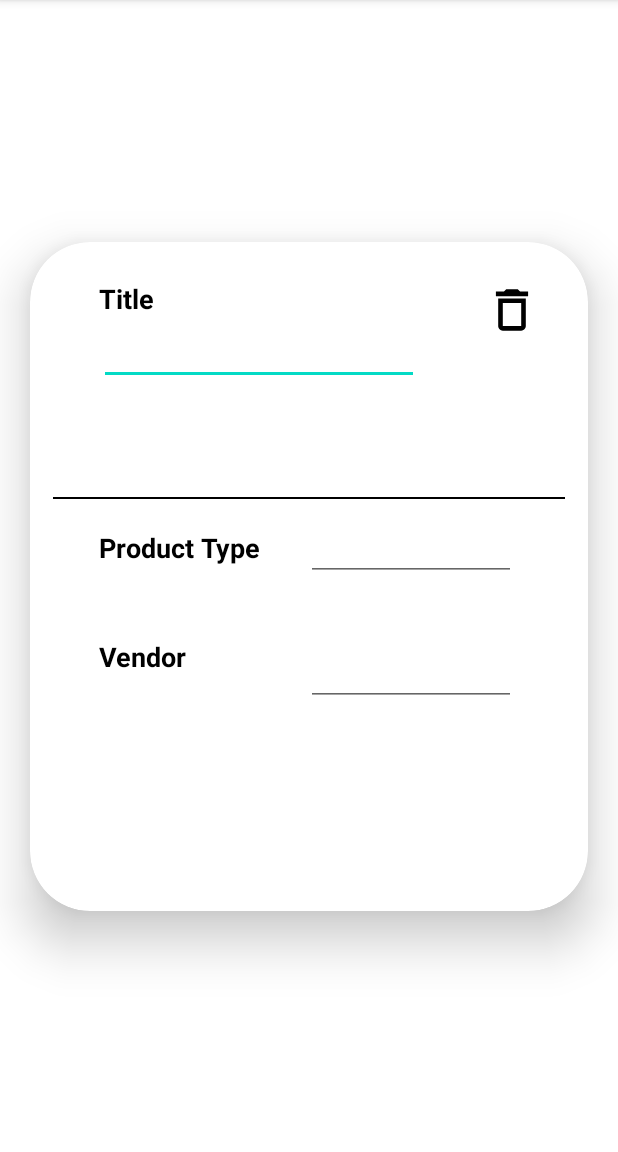
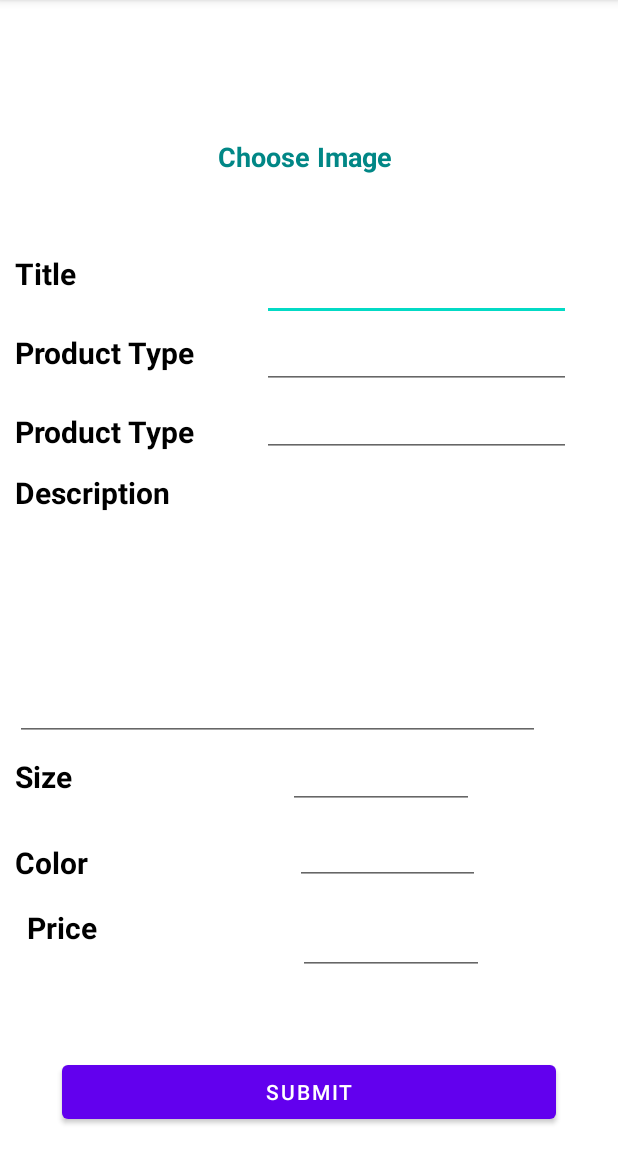
Before and after one commit to AyaHassanAbdelghany/Saw2na-Admin, an Android app: the AddNewProductActivity screen opened directly, with no data from a screen before it, on a phone screen of 412 x 824 dp, the part 84-1236 px from its top. Run offline under Robolectric (Android 15) with nearby library versions, the phone set to English and light mode, and no system bars; network calls fail; pictures from the network do not load.

Commit message:
add product admin

```diff
--- a/app/build.gradle
+++ b/app/build.gradle
@@ -63,4 +63,7 @@ dependencies {
     //ViewModel
     implementation 'androidx.lifecycle:lifecycle-extensions:2.2.0'
     implementation 'androidx.lifecycle:lifecycle-viewmodel-ktx:2.4.1'
+
+    //glide
+    implementation 'com.github.bumptech.glide:glide:4.11.0'
 }
--- a/app/src/main/AndroidManifest.xml
+++ b/app/src/main/AndroidManifest.xml
@@ -3,6 +3,8 @@
     package="com.example.mcommerceadminapp">
 
     <uses-permission android:name="android.permission.INTERNET" />
+    <uses-permission android:name="android.permission.READ_EXTERNAL_STORAGE"/>
+    <uses-permission android:name="android.permission.WRITE_EXTERNAL_STORAGE"/>
 
     <application
         android:allowBackup="true"
--- a/app/src/main/java/com/example/mcommerceadminapp/view/products/view/ProductsActivity.kt
+++ b/app/src/main/java/com/example/mcommerceadminapp/view/products/view/ProductsActivity.kt
@@ -1,6 +1,7 @@
 package com.example.mcommerceadminapp.view.products.view
 
 import android.content.Intent
+import android.os.Build
 import androidx.appcompat.app.AppCompatActivity
 import android.os.Bundle
 import android.view.View
@@ -18,6 +19,8 @@ import com.example.mcommerceadminapp.view.products.view_model.factory.ProductsVi
 class ProductsActivity : AppCompatActivity() , ProductsCommunicator {
     private lateinit var binding : ActivityProductsBinding
     private lateinit var viewModel:ProductsViewModel
+    val REQUEST_CODE = 200
+
     override fun onCreate(savedInstanceState: Bundle?) {
         super.onCreate(savedInstanceState)
         binding = ActivityProductsBinding.inflate(layoutInflater)
@@ -71,4 +74,5 @@ class ProductsActivity : AppCompatActivity() , ProductsCommunicator {
     override fun deleteProduct(productID: String) {
         viewModel.deleteProductByID(productID)
     }
+
 }
--- a/app/src/main/java/com/example/mcommerceadminapp/view/products/view/add_product/AddNewProductActivity.kt
+++ b/app/src/main/java/com/example/mcommerceadminapp/view/products/view/add_product/AddNewProductActivity.kt
@@ -1,47 +1,109 @@
 package com.example.mcommerceadminapp.view.products.view.add_product
 
 import android.content.Intent
+import android.graphics.Bitmap
+import android.os.Bundle
+import android.provider.MediaStore
+import android.util.Base64
+import android.util.Log
+import android.view.View
+import androidx.activity.result.ActivityResult
+import androidx.activity.result.contract.ActivityResultContracts.StartActivityForResult
 import androidx.appcompat.app.AppCompatActivity
-import android.os.Bundle
+import com.bumptech.glide.Glide
 import com.example.mcommerceadminapp.databinding.ActivityAddNewProductBinding
+import java.io.ByteArrayOutputStream
+import java.io.IOException
+
 
 class AddNewProductActivity : AppCompatActivity() {
     private lateinit var binding: ActivityAddNewProductBinding
+    private lateinit var selectedImageBitmap: Bitmap
+
     override fun onCreate(savedInstanceState: Bundle?) {
         super.onCreate(savedInstanceState)
         binding = ActivityAddNewProductBinding.inflate(layoutInflater)
         setContentView(binding.root)
 
-        binding.confirmAddAddress.setOnClickListener {
-            if (isValid()) {
-                val intent = Intent()
-                intent.putExtra("title", binding.titleEditText.text.toString())
-                intent.putExtra("vendor", binding.vendorEditText.text.toString())
-                intent.putExtra("product_type", binding.productTypeEditText.text.toString())
+//        binding.confirmAddAddress.setOnClickListener {
+//            if (isValid()) {
+//                val intent = Intent()
+//                intent.putExtra("title", binding.titleEditText.text.toString())
+//                intent.putExtra("vendor", binding.vendorEditText.text.toString())
+//                intent.putExtra("product_type", binding.productTypeEditText.text.toString())
+//
+//                setResult(2, intent)
+//                finish()
+//            }
+//        }
 
-                setResult(2, intent)
-                finish()
+        binding.chooseImageTxt.setOnClickListener {
+            imageChooser()
+
+        }
+    }
+
+    private fun imageChooser() {
+        val i = Intent()
+        i.type = "image/*"
+        i.action = Intent.ACTION_GET_CONTENT
+        launchSomeActivity.launch(i)
+    }
+
+    private var launchSomeActivity = registerForActivityResult(
+        StartActivityForResult()
+    ) { result: ActivityResult ->
+        if (result.resultCode
+            == RESULT_OK
+        ) {
+            val data = result.data
+            // do your operation from here....
+            if (data != null
+                && data.data != null
+            ) {
+                val selectedImageUri = data.data
+
+                try {
+                    selectedImageBitmap = MediaStore.Images.Media.getBitmap(
+                        this.contentResolver,
+                        selectedImageUri
+                    )
+                } catch (e: IOException) {
+                    e.printStackTrace()
+                }
+//                binding.productImage.setImageBitmap(
+//                    selectedImageBitmap
+//                )
+                binding.chooseImageTxt.visibility = View.INVISIBLE
+                val byteArrayOutputStream = ByteArrayOutputStream()
+                selectedImageBitmap.compress(Bitmap.CompressFormat.PNG, 100, byteArrayOutputStream)
+                val byteArray: ByteArray = byteArrayOutputStream.toByteArray()
+                val encoded: String = Base64.encodeToString(byteArray, Base64.DEFAULT)
+                val image = Base64.decode(encoded, Base64.DEFAULT)
+                Glide.with(this)
+                    .asBitmap()
+                    .load(image)
+                    .into(binding.productImage)
             }
         }
-
     }
 
 
     private fun isValid(): Boolean {
 
         var res = true
-        if(binding.titleEditText.text.toString().isEmpty()){
+        if (binding.titleEditText.text.toString().isEmpty()) {
             binding.titleEditText.error = "not valid"
             res = false
         }
-        if(binding.productTypeEditText.text.toString().isEmpty()){
-            binding.productTypeEditText.error = "not valid"
-            res = false
-        }
-        if(binding.vendorEditText.text.toString().isEmpty()){
-            binding.vendorEditText.error = "not valid"
-            res = false
-        }
+//        if(binding.productTypeEditText.text.toString().isEmpty()){
+//            binding.productTypeEditText.error = "not valid"
+//            res = false
+//        }
+//        if(binding.vendorEditText.text.toString().isEmpty()){
+//            binding.vendorEditText.error = "not valid"
+//            res = false
+//        }
 
         return res
 
--- a/app/src/main/res/layout/activity_add_new_product.xml
+++ b/app/src/main/res/layout/activity_add_new_product.xml
@@ -1,43 +1,36 @@
 <?xml version="1.0" encoding="utf-8"?>
-<androidx.constraintlayout.widget.ConstraintLayout xmlns:android="http://schemas.android.com/apk/res/android"
+<androidx.constraintlayout.widget.ConstraintLayout
+    xmlns:android="http://schemas.android.com/apk/res/android"
     xmlns:app="http://schemas.android.com/apk/res-auto"
     xmlns:tools="http://schemas.android.com/tools"
     android:layout_width="match_parent"
     android:layout_height="match_parent"
     tools:context=".view.products.view.add_product.AddNewProductActivity">
 
-
-    <androidx.cardview.widget.CardView
-        android:layout_width="match_parent"
-        android:layout_height="wrap_content"
-        android:layout_marginHorizontal="20dp"
-        android:layout_marginVertical="5dp"
-        android:layout_marginTop="296dp"
-        app:cardCornerRadius="40sp"
-        app:cardElevation="20dp"
-        app:layout_constraintLeft_toLeftOf="parent"
-        app:layout_constraintRight_toRightOf="parent"
+    <ImageView
+        android:id="@+id/product_image"
+        android:layout_width="0dp"
+        android:layout_height="0dp"
+        android:layout_marginTop="5dp"
+        app:layout_constraintWidth_percent="0.5"
+        app:layout_constraintHeight_percent="0.2"
+        app:layout_constraintStart_toStartOf="parent"
         app:layout_constraintTop_toTopOf="parent"
-        app:layout_constraintBottom_toBottomOf="parent">
-
-        <androidx.constraintlayout.widget.ConstraintLayout
-            android:layout_width="match_parent"
-            android:layout_height="415dp"
-            android:layout_margin="15dp">
-
+        app:layout_constraintEnd_toEndOf="parent"/>
 
     <TextView
-                android:id="@+id/product_type"
+        android:id="@+id/chooseImage_txt"
         android:layout_width="wrap_content"
         android:layout_height="wrap_content"
-                android:layout_marginTop="20dp"
-                android:text="@string/product_type"
-                android:textColor="@color/black"
+        android:layout_marginTop="92dp"
+        android:text="@string/choose_image"
+        android:textColor="@color/teal_700"
         android:textSize="18sp"
         android:textStyle="bold"
-                app:layout_constraintLeft_toLeftOf="@id/title_textView"
-                app:layout_constraintTop_toBottomOf="@+id/line"
-                tools:layout_editor_absoluteX="10dp" />
+        app:layout_constraintEnd_toEndOf="parent"
+        app:layout_constraintHorizontal_bias="0.491"
+        app:layout_constraintStart_toStartOf="parent"
+        app:layout_constraintTop_toTopOf="parent" />
 
     <TextView
         android:id="@+id/title_textView"
@@ -46,73 +39,169 @@
         android:layout_marginTop="10dp"
         android:text="@string/title"
         android:textColor="@color/black"
-                android:textSize="18sp"
+        android:textSize="20sp"
         android:textStyle="bold"
-                app:layout_constraintEnd_toEndOf="parent"
-                app:layout_constraintHorizontal_bias="0.1"
+        android:layout_margin="10dp"
         app:layout_constraintStart_toStartOf="parent"
-                app:layout_constraintTop_toTopOf="parent" />
+        app:layout_constraintTop_toBottomOf="@id/product_image"
+        />
 
-            <ImageView
-                android:id="@+id/confirm_add_address"
-                android:layout_width="40dp"
-                android:layout_height="40dp"
-                android:layout_marginEnd="15dp"
-                android:clickable="true"
-                android:src="@drawable/delete"
-                app:layout_constraintRight_toRightOf="parent"
-                app:layout_constraintTop_toTopOf="@id/title_textView" />
+
 
    <EditText
        android:id="@+id/title_editText"
+       android:layout_width="0dp"
+       android:layout_height="wrap_content"
+       app:layout_constraintWidth_percent="0.5"
+       app:layout_constraintStart_toEndOf="@id/title_textView"
+       app:layout_constraintEnd_toEndOf="parent"
+       android:layout_marginTop="10dp"
+       app:layout_constraintHorizontal_bias="0.8"
+       app:layout_constraintTop_toBottomOf="@id/product_image"/>
+
+    <TextView
+        android:id="@+id/productType_text"
         android:layout_width="wrap_content"
         android:layout_height="wrap_content"
-                android:ems="10"
-                app:layout_constraintLeft_toLeftOf="@id/title_textView"
-                app:layout_constraintTop_toBottomOf="@id/title_textView" />
+        android:text="@string/product_type"
+        android:textColor="@color/black"
+        android:textStyle="bold"
+        android:textSize="20sp"
+        android:layout_marginTop="25sp"
+        app:layout_constraintStart_toStartOf="@id/title_textView"
+        app:layout_constraintTop_toBottomOf="@id/title_textView"/>
+
+    <EditText
+        android:id="@+id/productType_editText"
+        android:layout_width="0dp"
+        android:layout_height="wrap_content"
+        app:layout_constraintWidth_percent="0.5"
+        app:layout_constraintStart_toStartOf="@id/title_editText"
+        app:layout_constraintTop_toBottomOf="@id/title_editText"/>
 
     <TextView
-                android:id="@+id/vendor"
+        android:id="@+id/vendor_text"
         android:layout_width="wrap_content"
         android:layout_height="wrap_content"
-                android:layout_marginTop="48dp"
-                android:text="@string/vendor"
+        android:text="@string/product_type"
         android:textColor="@color/black"
-                android:textSize="18sp"
         android:textStyle="bold"
-                app:layout_constraintTop_toBottomOf="@id/product_type"
-                app:layout_constraintLeft_toLeftOf="@id/title_textView"
-                tools:layout_editor_absoluteX="26dp"
-                tools:layout_editor_absoluteY="227dp" />
-
-            <View
-                android:id="@+id/line"
-                android:layout_width="match_parent"
-                android:layout_height="1dp"
-                android:layout_marginTop="120dp"
-                android:background="@color/black"
-                app:layout_constraintTop_toBottomOf="@id/title_textView"
-                tools:layout_editor_absoluteX="35dp" />
+        android:textSize="20sp"
+        android:layout_marginTop="25sp"
+        app:layout_constraintStart_toStartOf="@id/productType_text"
+        app:layout_constraintTop_toBottomOf="@id/productType_text"/>
 
     <EditText
         android:id="@+id/vendor_editText"
-                android:layout_width="140dp"
+        android:layout_width="0dp"
         android:layout_height="wrap_content"
-                app:layout_constraintStart_toStartOf="@id/product_type_editText"
-                app:layout_constraintTop_toTopOf="@id/vendor"/>
+        app:layout_constraintWidth_percent="0.5"
+        app:layout_constraintStart_toStartOf="@id/productType_editText"
+        app:layout_constraintTop_toBottomOf="@id/productType_editText"/>
+
+
+    <TextView
+       android:id="@+id/desc_text"
+       android:layout_width="wrap_content"
+       android:layout_height="wrap_content"
+       app:layout_constraintTop_toBottomOf="@id/vendor_editText"
+       app:layout_constraintStart_toStartOf="@id/vendor_text"
+       android:text="@string/description"
+       android:textSize="20sp"
+       android:textStyle="bold"
+       android:layout_marginTop="10dp"
+       android:textColor="@color/black"/>
+    <EditText
+        android:id="@+id/desc_editText"
+        android:layout_width="0dp"
+        android:layout_height="wrap_content"
+        android:inputType="textMultiLine"
+        android:lines="6"
+        android:gravity="top|start"
+        app:layout_constraintStart_toStartOf="@id/desc_text"
+        app:layout_constraintTop_toBottomOf="@id/desc_text"
+        app:layout_constraintWidth_percent="0.85"/>
+
+    <TextView
+        android:id="@+id/size_text"
+        android:layout_width="wrap_content"
+        android:layout_height="wrap_content"
+        app:layout_constraintTop_toBottomOf="@id/desc_editText"
+        app:layout_constraintStart_toStartOf="@id/desc_editText"
+        android:text="@string/size"
+        android:textColor="@color/black"
+        android:textStyle="bold"
+        android:layout_marginTop="10dp"
+        android:textSize="20sp"
+        />
 
     <EditText
-                android:id="@+id/product_type_editText"
-                android:layout_width="140dp"
+        android:id="@+id/size_editText"
+        android:layout_width="0dp"
+        app:layout_constraintWidth_percent="0.3"
         android:layout_height="wrap_content"
-                android:layout_marginStart="30dp"
-                android:layout_marginTop="9dp"
-                app:layout_constraintStart_toEndOf="@+id/product_type"
-                app:layout_constraintTop_toBottomOf="@+id/line" />
+        app:layout_constraintStart_toEndOf="@id/size_text"
+        app:layout_constraintTop_toBottomOf="@id/desc_editText"
+        app:layout_constraintEnd_toEndOf="parent"
+        app:layout_constraintHorizontal_bias="0.6"/>
+
+    <TextView
+        android:id="@+id/color_text"
+        android:layout_width="wrap_content"
+        android:layout_height="wrap_content"
+        android:text="@string/color"
+        android:textSize="20sp"
+        android:textStyle="bold"
+        android:textColor="@color/black"
+        app:layout_constraintStart_toStartOf="@id/size_text"
+        app:layout_constraintTop_toBottomOf="@id/size_text"
+        android:layout_marginTop="30dp"/>
+
+   <EditText
+       android:id="@+id/color_editText"
+       android:layout_width="0dp"
+       app:layout_constraintWidth_percent="0.3"
+       android:layout_height="wrap_content"
+       android:layout_marginTop="5dp"
+       app:layout_constraintStart_toEndOf="@id/color_text"
+       app:layout_constraintTop_toBottomOf="@id/size_editText"
+       app:layout_constraintEnd_toEndOf="parent"
+       app:layout_constraintHorizontal_bias="0.6"/>
+
+    <TextView
+        android:id="@+id/price_text"
+        android:layout_width="wrap_content"
+        android:layout_height="wrap_content"
+        android:layout_marginStart="8dp"
+        android:layout_marginTop="16dp"
+        android:text="@string/price"
+
+        android:textColor="@color/black"
+        android:textSize="20sp"
+        android:textStyle="bold"
+        app:layout_constraintStart_toStartOf="@id/color_text"
+        app:layout_constraintTop_toBottomOf="@id/color_text" />
+
+    <EditText
+        android:id="@+id/price_editText"
+        android:layout_width="0dp"
+        android:layout_height="wrap_content"
+        app:layout_constraintStart_toEndOf="@id/price_text"
+        app:layout_constraintTop_toTopOf="@id/price_text"
+        app:layout_constraintWidth_percent="0.3"
+        app:layout_constraintEnd_toEndOf="parent"
+        app:layout_constraintHorizontal_bias="0.6"/>
+
+    <Button
+        android:id="@+id/submit_btn"
+        android:layout_width="0dp"
+        android:layout_height="wrap_content"
+        android:layout_marginBottom="16dp"
+        android:text="@string/submit"
+        app:layout_constraintBottom_toBottomOf="parent"
+        app:layout_constraintEnd_toEndOf="parent"
+        app:layout_constraintStart_toStartOf="parent"
+        app:layout_constraintWidth_percent="0.8" />
 
 
 </androidx.constraintlayout.widget.ConstraintLayout>
-    </androidx.cardview.widget.CardView>
-
-
-</androidx.constraintlayout.widget.ConstraintLayout>
--- a/app/src/main/res/values/strings.xml
+++ b/app/src/main/res/values/strings.xml
@@ -2,9 +2,14 @@
     <string name="app_name">M Commerce Admin App</string>
     <string name="products">Products</string>
     <string name="vendor">Vendor</string>
-    <string name="price">Price</string>
     <string name="quantity">Quantity</string>
     <string name="title">Title</string>
+    <string name="tags">Tags</string>
+    <string name="description">Description</string>
+    <string name="size">Size</string>
+    <string name="color">Color</string>
+    <string name="price">Price</string>
+    <string name="submit">Submit</string>
+    <string name="choose_image">Choose Image</string>
     <string name="product_type">Product Type</string>
-    <string name="tags">Tags</string>
 </resources>
```
Lines whose indentation alone changed are shown as unchanged.
